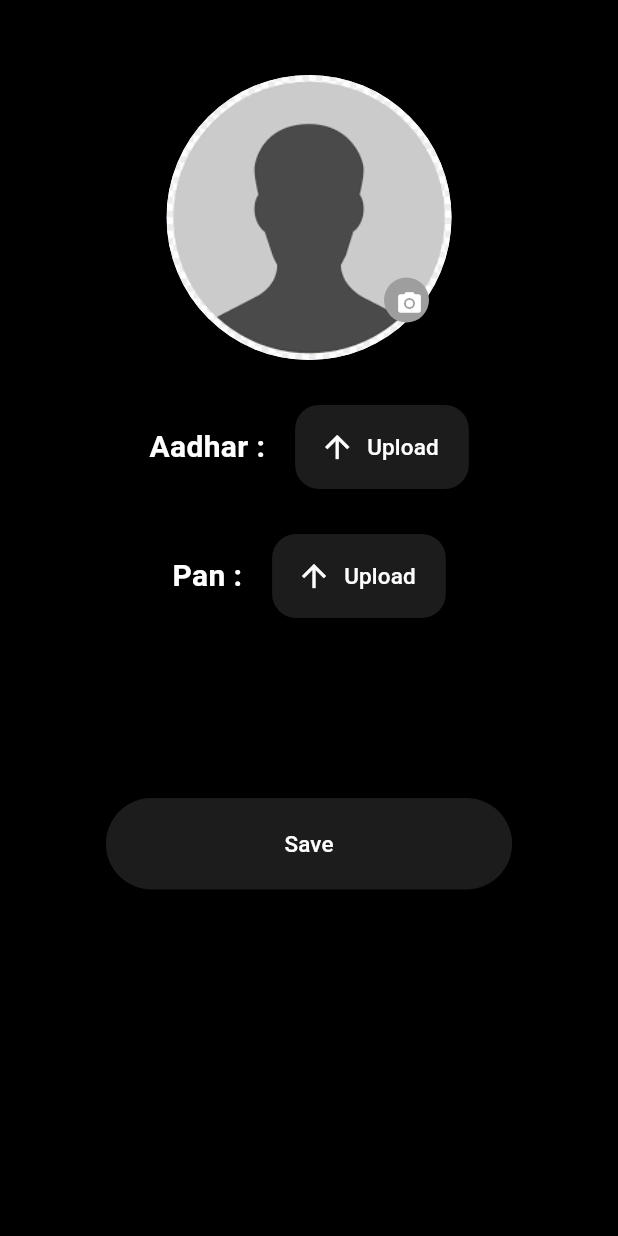
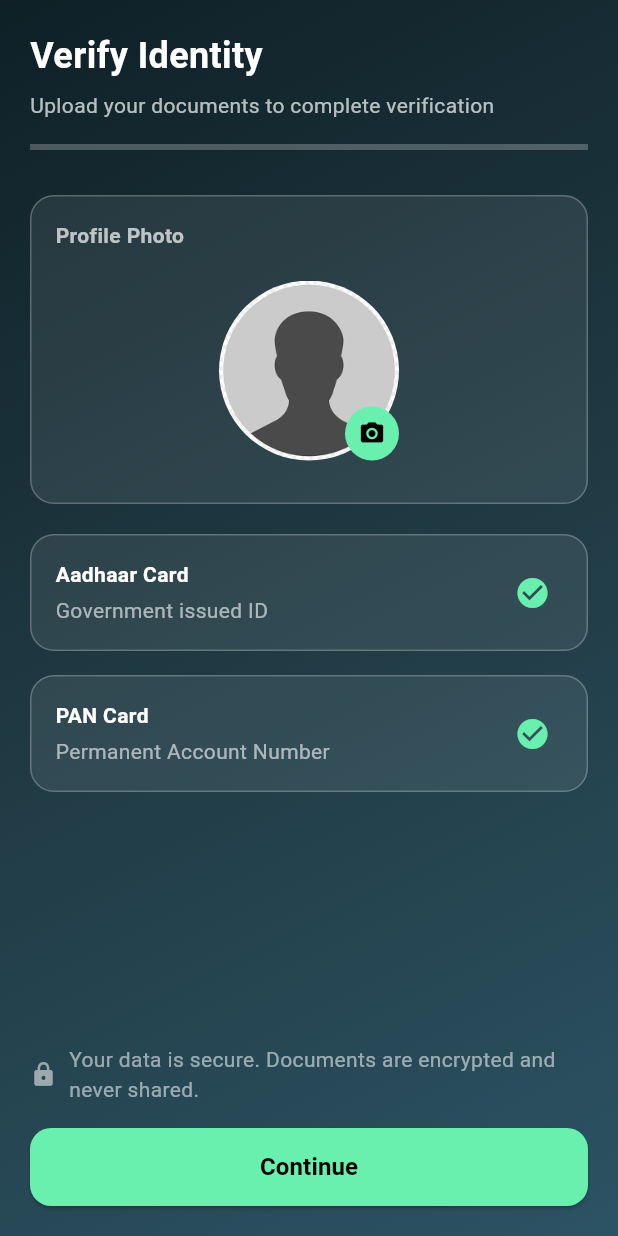
Before and after one commit to hunasiyerra/bekkams_lending, a Flutter app: the ImageUploadScreen screen opened directly with empty values, on a phone screen of 412 x 824 dp. Run offline on Flutter 3.47's test engine with Material 3 defaults, Android fonts, the phone set to English and light mode, and no system bars; our stand-ins replace cloud_firestore, firebase_auth, firebase_core, firebase_storage, flutter_screenutil, fpdart and 3 more; missing offline and left inert: dart:ffi, google_mlkit_face_detection, google_mlkit_text_recognition; accounts and stored records are empty.

Commit message:
changed the image page and customer page

```diff
--- a/lib/corecomponents/enums/imageenums.dart
+++ b/lib/corecomponents/enums/imageenums.dart
@@ -1,4 +1,4 @@
-enum ImagefolderType { none, profile, pan, aadhar }
+enum ImagefolderType { none, profile, pan, aadhar, loading }
 
 enum ImageAnalysisType { text, face }
 
--- a/lib/features/data/auth/firebaserepository.dart
+++ b/lib/features/data/auth/firebaserepository.dart
@@ -1,3 +1,4 @@
+import 'dart:ffi';
 import 'dart:io';
 import 'package:bekkams_lending/features/data/auth/domain/entities/userdata.dart';
 import 'package:bekkams_lending/features/data/auth/domain/models/userimagemodel.dart';
@@ -29,6 +30,8 @@ abstract class Firebaserepository {
 
   Future<Either<Userdata?, FirebaseException>> fetchUserData(String userId);
 
+  //Future<<Either<Void, >>
+
   Stream<User?> checkAuthState();
 
   Future<void> signOut();
--- a/lib/features/presentation/auth/pages/imagespage.dart
+++ b/lib/features/presentation/auth/pages/imagespage.dart
@@ -1,12 +1,12 @@
 // ignore_for_file: use_build_context_synchronously
 
 import 'package:bekkams_lending/corecomponents/enums/imageenums.dart';
+import 'package:bekkams_lending/features/presentation/auth/widget/documenttile.dart';
+import 'package:bekkams_lending/features/presentation/auth/widget/errortext.dart';
+import 'package:bekkams_lending/features/presentation/auth/widget/glasscard.dart';
 import 'package:bekkams_lending/features/presentation/home/pages/homepages.dart';
 import 'package:bekkams_lending/features/presentation/home/provider/homeprovider.dart';
 import 'package:bekkams_lending/features/presentation/auth/provider/imageprovider.dart';
-import 'package:bekkams_lending/features/presentation/auth/widget/errortext.dart';
-import 'package:bekkams_lending/features/presentation/auth/widget/filledbutton.dart';
-import 'package:bekkams_lending/features/presentation/auth/widget/uploadbutton.dart';
 import 'package:flutter/material.dart';
 import 'package:provider/provider.dart';
 
@@ -22,31 +22,85 @@ class _ImageUploadScreenState extends State<ImageUploadScreen> {
   @override
   Widget build(BuildContext context) {
     return Consumer<CustomImageProvider>(
-      builder: (context, imageprovide, child) {
+      builder: (context, imageProvider, _) {
         return Scaffold(
-          backgroundColor: Colors.black,
-          body: SafeArea(
+          body: Container(
+            decoration: const BoxDecoration(
+              gradient: LinearGradient(
+                begin: Alignment.topLeft,
+                end: Alignment.bottomRight,
+                colors: [
+                  Color(0xFF0F2027),
+                  Color(0xFF203A43),
+                  Color(0xFF2C5364),
+                ],
+              ),
+            ),
+            child: SafeArea(
               child: Padding(
-              padding: const EdgeInsets.only(top: 50),
-              child: Center(
+                padding: const EdgeInsets.all(20),
                 child: Column(
-                  mainAxisAlignment: MainAxisAlignment.start,
+                  crossAxisAlignment: CrossAxisAlignment.start,
                   children: [
+                    /// HEADER
+                    const Text(
+                      "Verify Identity",
+                      style: TextStyle(
+                        color: Colors.white,
+                        fontSize: 24,
+                        fontWeight: FontWeight.bold,
+                      ),
+                    ),
+                    const SizedBox(height: 6),
+                    const Text(
+                      "Upload your documents to complete verification",
+                      style: TextStyle(color: Colors.white70),
+                    ),
+                    const SizedBox(height: 16),
+
+                    /// PROGRESS
+                    LinearProgressIndicator(
+                      value: imageProvider.getLinearNum,
+                      backgroundColor: Colors.white24,
+                      color: Colors.greenAccent,
+                    ),
+                    const SizedBox(height: 30),
+
+                    /// PROFILE PHOTO CARD
+                    MyGlassCard(
+                      child: Column(
+                        children: [
+                          const Align(
+                            alignment: Alignment.centerLeft,
+                            child: Text(
+                              "Profile Photo",
+                              style: TextStyle(
+                                color: Colors.white70,
+                                fontWeight: FontWeight.w600,
+                              ),
+                            ),
+                          ),
+                          const SizedBox(height: 20),
                           Stack(
+                            alignment: Alignment.center,
                             children: [
                               CircleAvatar(
-                          radius: 95,
+                                radius: 60,
+                                backgroundColor: Colors.black26,
                                 backgroundImage:
-                              imageprovide.getProfileUrl.isNotEmpty &&
-                                      imageprovide.getimageDisplayed ==
+                                    imageProvider.getProfileUrl.isNotEmpty &&
+                                            imageProvider.getimageDisplayed ==
                                                 ImageStatus.success
-                                  ? NetworkImage(imageprovide.getProfileUrl)
-                                  : AssetImage(
+                                        ? NetworkImage(
+                                          imageProvider.getProfileUrl,
+                                        )
+                                        : const AssetImage(
                                               'assets/images/placeholderimage.png',
-                                  ),
+                                            )
+                                            as ImageProvider,
                                 child:
-                              imageprovide.getProfileUrl.isEmpty &&
-                                      imageprovide.getimageDisplayed ==
+                                    imageProvider.getProfileUrl.isEmpty &&
+                                            imageProvider.getimageDisplayed ==
                                                 ImageStatus.loading
                                         ? CircularProgressIndicator(
                                           color: Colors.white,
@@ -54,116 +108,140 @@ class _ImageUploadScreenState extends State<ImageUploadScreen> {
                                         : null,
                               ),
                               Positioned(
-                          bottom: 25,
-                          right: 15,
-                          child: CircleAvatar(
-                            backgroundColor: Colors.grey,
-                            radius: 15,
-                            child: IconButton(
-                              onPressed: () {
-                                imageprovide.uploadImageFromCamera(widget.uId);
+                                bottom: 0,
+                                right: 0,
+                                child: GestureDetector(
+                                  onTap: () {
+                                    imageProvider.uploadImageFromCamera(
+                                      widget.uId,
+                                    );
                                   },
-                              icon: Icon(
+                                  child: const CircleAvatar(
+                                    radius: 18,
+                                    backgroundColor: Colors.greenAccent,
+                                    child: Icon(
                                       Icons.camera_alt,
                                       size: 18,
-                                color: Colors.white,
+                                      color: Colors.black,
                                     ),
                                   ),
                                 ),
                               ),
                             ],
                           ),
+                          const SizedBox(height: 12),
                           ErrorText(
                             color: Colors.red,
-                      error: imageprovide.errorFor(ImagefolderType.profile),
+                            error: imageProvider.errorFor(
+                              ImagefolderType.profile,
                             ),
-                    SizedBox(height: 30),
-                    FileUploadButton(
-                      buttonName: "Aadhar :",
-                      onPressed: () async {
-                        await imageprovide.imageFromGallery(
+                          ),
+                          // const Text(
+                          //   "Take a clear photo of your face",
+                          //   style: TextStyle(color: Colors.white60),
+                          // ),
+                        ],
+                      ),
+                    ),
+
+                    const SizedBox(height: 20),
+
+                    /// AADHAR CARD
+                    MyDocumentTile(
+                      title: "Aadhaar Card",
+                      subtitle: "Government issued ID",
+                      value:
+                          imageProvider.getAadharNumber ??
+                          imageProvider.errorFor(ImagefolderType.aadhar),
+                      onTap: () async {
+                        await imageProvider.imageFromGallery(
                           widget.uId,
                           ImagefolderType.aadhar,
                         );
                       },
                     ),
-                    ErrorText(
-                      color:
-                          imageprovide.getAadharNumber != null
-                              ? Colors.green
-                              : Colors.red,
-                      fontSize:
-                          imageprovide.getAadharNumber != null ? 18 : null,
-                      fontWeight:
-                          imageprovide.getAadharNumber != null
-                              ? FontWeight.bold
-                              : null,
-                      error:
-                          imageprovide.getAadharNumber ??
-                          imageprovide.errorFor(ImagefolderType.aadhar),
-                    ),
-                    SizedBox(height: 30),
-                    FileUploadButton(
-                      buttonName: "Pan :",
-                      onPressed: () async {
-                        await imageprovide.imageFromGallery(
+
+                    const SizedBox(height: 16),
+
+                    /// PAN CARD
+                    MyDocumentTile(
+                      title: "PAN Card",
+                      subtitle: "Permanent Account Number",
+                      value:
+                          imageProvider.getPanNumber ??
+                          imageProvider.errorFor(ImagefolderType.pan),
+                      onTap: () async {
+                        await imageProvider.imageFromGallery(
                           widget.uId,
                           ImagefolderType.pan,
                         );
                       },
                     ),
-                    ErrorText(
-                      color:
-                          imageprovide.getPanNumber != null
-                              ? Colors.green
-                              : Colors.red,
-                      fontSize: imageprovide.getPanNumber != null ? 18 : null,
-                      fontWeight:
-                          imageprovide.getPanNumber != null
-                              ? FontWeight.bold
-                              : null,
-                      error:
-                          imageprovide.getPanNumber ??
-                          imageprovide.errorFor(ImagefolderType.pan),
+
+                    const Spacer(),
+
+                    /// INFO
+                    Row(
+                      children: const [
+                        Icon(Icons.lock, color: Colors.white54, size: 18),
+                        SizedBox(width: 8),
+                        Expanded(
+                          child: Text(
+                            "Your data is secure. Documents are encrypted and never shared.",
+                            style: TextStyle(color: Colors.white54),
                           ),
-                    SizedBox(height: 50),
-                    ErrorText(
-                      color: Colors.red,
-                      error: imageprovide.errorFor(ImagefolderType.none),
                         ),
-                    SizedBox(height: 70),
-                    CustomFilledButton(
+                      ],
+                    ),
+
+                    const SizedBox(height: 16),
+
+                    /// CONTINUE BUTTON
+                    SizedBox(
+                      width: double.infinity,
+                      height: 52,
+                      child: ElevatedButton(
+                        style: ElevatedButton.styleFrom(
+                          backgroundColor: Colors.greenAccent,
+                          foregroundColor: Colors.black,
+                          shape: RoundedRectangleBorder(
+                            borderRadius: BorderRadius.circular(14),
+                          ),
+                        ),
                         onPressed: () async {
-                        final result = await imageprovide.saveImageData(
+                          final result = await imageProvider.saveImageData(
                             widget.uId,
                           );
+
                           if (result != null && result.isNotEmpty) {
-                          context.read<HomeProfileprovider>().fetchProfileData(
-                            widget.uId,
-                          );
-                          Navigator.push(
+                            context
+                                .read<HomeProfileprovider>()
+                                .fetchProfileData(widget.uId);
+
+                            Navigator.pushReplacement(
                               context,
-                            PageRouteBuilder(
-                              pageBuilder: (_, __, ___) => MyHomePage(),
-                              transitionDuration: Duration.zero,
-                              reverseTransitionDuration: Duration.zero,
+                              MaterialPageRoute(
+                                builder: (_) => const MyHomePage(),
                               ),
                             );
-                        }
-                        if (imageprovide.getImageFolder ==
-                            ImagefolderType.none) {
+                          } else {
                             ScaffoldMessenger.of(context).showSnackBar(
-                            SnackBar(
+                              const SnackBar(
                                 content: Text(
-                                "Unable to Save please try after sometime",
-                                style: TextStyle(color: Colors.white),
+                                  "Unable to save. Please try again.",
                                 ),
-                              backgroundColor: Colors.grey[800],
                               ),
                             );
                           }
                         },
-                      buttonName: "Save",
+                        child: const Text(
+                          "Continue",
+                          style: TextStyle(
+                            fontSize: 16,
+                            fontWeight: FontWeight.bold,
+                          ),
+                        ),
+                      ),
                     ),
                   ],
                 ),
--- /dev/null
+++ b/lib/features/presentation/auth/widget/documenttile.dart
@@ -0,0 +1,73 @@
+import 'package:bekkams_lending/features/presentation/auth/widget/glasscard.dart';
+import 'package:flutter/material.dart';
+
+class MyDocumentTile extends StatelessWidget {
+  final String title;
+  final String subtitle;
+  final String? value;
+  final VoidCallback onTap;
+  const MyDocumentTile({
+    super.key,
+    required this.title,
+    required this.subtitle,
+    this.value,
+    required this.onTap,
+  });
+
+  @override
+  Widget build(BuildContext context) {
+    final isVerified = value != null;
+    return MyGlassCard(
+      child: Row(
+        children: [
+          Expanded(
+            child: Column(
+              crossAxisAlignment: CrossAxisAlignment.start,
+              children: [
+                Text(
+                  title,
+                  style: const TextStyle(
+                    color: Colors.white,
+                    fontWeight: FontWeight.w600,
+                  ),
+                ),
+                const SizedBox(height: 4),
+                Text(
+                  value ?? subtitle,
+                  style: TextStyle(
+                    color:
+                        isVerified && value!.length > 16
+                            ? Colors.redAccent
+                            : isVerified
+                            ? Colors.greenAccent
+                            : Colors.white60,
+                    fontWeight:
+                        isVerified ? FontWeight.bold : FontWeight.normal,
+                  ),
+                ),
+              ],
+            ),
+          ),
+          Icon(
+            isVerified && value!.length > 16
+                ? Icons.upload
+                : Icons.check_circle,
+            color:
+                isVerified && value!.length > 16
+                    ? Colors.white54
+                    : Colors.greenAccent,
+          ),
+          const SizedBox(width: 8),
+          if (isVerified && value!.length > 16)
+            GestureDetector(
+              onTap: onTap,
+              child: const Text(
+                "Upload",
+                style: TextStyle(color: Colors.white54),
+              ),
+            ),
+        ],
+      ),
+    );
+  }
+}
--- /dev/null
+++ b/lib/features/presentation/auth/widget/glasscard.dart
@@ -0,0 +1,20 @@
+import 'package:flutter/material.dart';
+
+class MyGlassCard extends StatelessWidget {
+  final Widget child;
+  const MyGlassCard({super.key, required this.child});
+
+  @override
+  Widget build(BuildContext context) {
+    return Container(
+      padding: const EdgeInsets.all(16),
+      decoration: BoxDecoration(
+        color: Colors.white.withOpacity(0.08),
+        borderRadius: BorderRadius.circular(16),
+        border: Border.all(color: Colors.white24),
+      ),
+      child: child,
+    );
+    ;
+  }
+}
--- a/lib/features/presentation/home/pages/myprofilepage.dart
+++ b/lib/features/presentation/home/pages/myprofilepage.dart
@@ -13,7 +13,11 @@ class Myprofilepage extends StatelessWidget {
         return Scaffold(
           appBar: AppBar(
             title: const Text('Profile'),
-            leading: const BackButton(),
+            leading: BackButton(
+              onPressed: () async {
+                await profileProvider.appSignOut();
+              },
+            ),
             actions: const [
               Padding(
                 padding: EdgeInsets.only(right: 16),
--- a/lib/features/presentation/home/provider/homeprovider.dart
+++ b/lib/features/presentation/home/provider/homeprovider.dart
@@ -1,7 +1,7 @@
 import 'package:bekkams_lending/features/data/auth/domain/entities/userdata.dart';
 import 'package:bekkams_lending/features/data/auth/firebaserepository.dart';
 import 'package:bekkams_lending/features/presentation/home/pages/Dashboardpage.dart';
-import 'package:bekkams_lending/features/presentation/home/pages/customerspage.dart';
+import 'package:bekkams_lending/features/presentation/customer/pages/customerspage.dart';
 import 'package:bekkams_lending/features/presentation/home/pages/loanpage.dart';
 import 'package:bekkams_lending/features/presentation/home/pages/myprofilepage.dart';
 import 'package:flutter/material.dart';
--- a/lib/features/presentation/provider/homeprovider.dart
+++ b/lib/features/presentation/provider/homeprovider.dart
@@ -1,7 +1,7 @@
 import 'package:bekkams_lending/features/data/auth/domain/entities/userdata.dart';
 import 'package:bekkams_lending/features/data/auth/firebaserepository.dart';
 import 'package:bekkams_lending/features/presentation/home/pages/Dashboardpage.dart';
-import 'package:bekkams_lending/features/presentation/home/pages/customerspage.dart';
+import 'package:bekkams_lending/features/presentation/customer/pages/customerspage.dart';
 import 'package:bekkams_lending/features/presentation/home/pages/loanpage.dart';
 import 'package:bekkams_lending/features/presentation/home/pages/myprofilepage.dart';
 import 'package:flutter/material.dart';
```
Also changed, not shown: lib/features/presentation/auth/provider/imageprovider.dart (+12 -3 lines), lib/features/presentation/customer/pages/customerspage.dart (added, +34 -0 lines), lib/features/presentation/customer/pages/custsearchpage.dart (added, +122 -0 lines), lib/features/presentation/home/pages/customerspage.dart (deleted, +0 -79 lines). Lines whose indentation alone changed are shown as unchanged.
